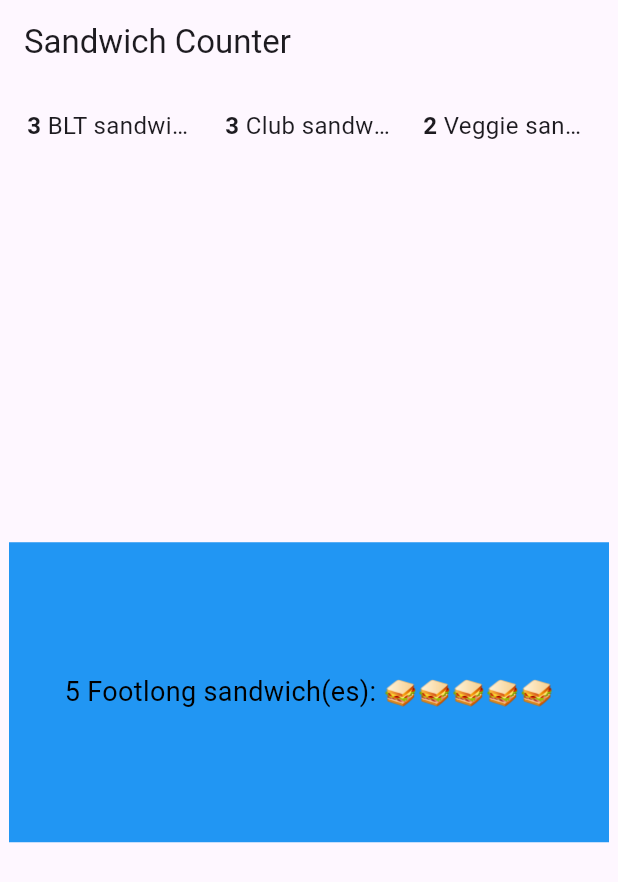
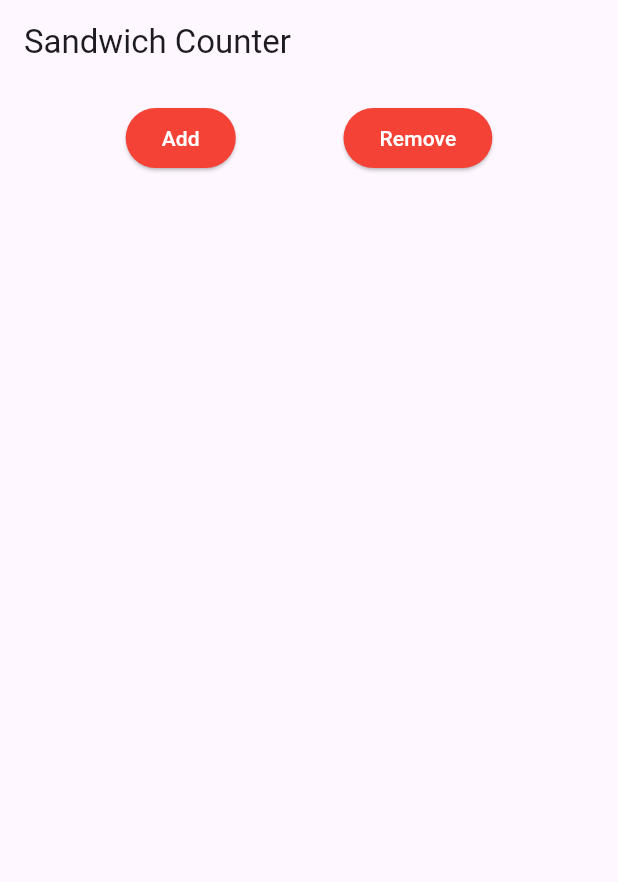
Before and after one commit to justinb14/sandwich_shop, a Flutter app: the screen it shows after launch, on a phone screen of 412 x 824 dp. Shown: the top 882 px of the screen. Run offline on Flutter 3.47's test engine with Material 3 defaults, Android fonts, the phone set to English and light mode, and no system bars.

Commit message:
Created styled buttons

```diff
--- a/lib/main.dart
+++ b/lib/main.dart
@@ -14,150 +14,50 @@ class App extends StatelessWidget {
       title: 'Sandwich Shop App',
       home: Scaffold(
         appBar: AppBar(title: const Text('Sandwich Counter')),
-        body: Column(
-          children: [
-            Padding(
-              padding: const EdgeInsets.only(top: 12.0, left: 12.0, right: 12.0),
-              child: Row(
-                mainAxisAlignment: MainAxisAlignment.spaceBetween,
-                children: const [
-                  Expanded(child: OrderCompactDisplay(3, 'BLT sandwich(es)')),
-                  SizedBox(width: 8),
-                  Expanded(child: OrderCompactDisplay(3, 'Club sandwich(es)')),
-                  SizedBox(width: 8),
-                  Expanded(child: OrderCompactDisplay(2, 'Veggie sandwich(es)')),
-                ],
+        body: Padding(
+          padding: const EdgeInsets.all(12.0),
+          child: Row(
+            mainAxisAlignment: MainAxisAlignment.spaceEvenly,
+            children: [
+              StyledButton(
+                text: 'Add',
+                onPressed: () {
+                  // Add button logic here
+                },
               ),
-            ),
-            const Expanded(
-              child: Center(
-                child: OrderItemDisplay(5, 'Footlong'),
+              StyledButton(
+                text: 'Remove',
+                onPressed: () {
+                  // Remove button logic here
+                },
               ),
-            ),
-          ],
+            ],
+          ),
         ),
       ),
     );
   }
 }
 
-class OrderItemDisplay extends StatelessWidget {
-  final String itemType;
-  final int quantity;
+class StyledButton extends StatelessWidget {
+  final String text;
+  final VoidCallback onPressed;
 
-  const OrderItemDisplay(this.quantity, this.itemType, {super.key});
+  const StyledButton({
+    required this.text,
+    required this.onPressed,
+    super.key,
+  });
 
   @override
   Widget build(BuildContext context) {
-    return Container(
-      width: 400,
-      height: 200,
-      color: Colors.blue,
-      alignment: Alignment.center,
-      child: Text(
-        '$quantity $itemType sandwich(es): ${List.filled(quantity, '🥪').join()}',
-        style: const TextStyle(color: Colors.black, fontSize: 18),
-        maxLines: 1,
-        overflow: TextOverflow.ellipsis,
+    return ElevatedButton(
+      onPressed: onPressed,
+      style: ElevatedButton.styleFrom(
+        backgroundColor: Colors.red,
+        foregroundColor: Colors.white,
       ),
+      child: Text(text),
     );
   }
 }
-
-// Compact display for top row
-class OrderCompactDisplay extends StatelessWidget {
-  final String itemType;
-  final int quantity;
-
-  const OrderCompactDisplay(this.quantity, this.itemType, {super.key});
-
-  @override
-  Widget build(BuildContext context) {
-    return Padding(
-      padding: const EdgeInsets.symmetric(horizontal: 6.0, vertical: 4.0),
-      child: Row(
-        mainAxisAlignment: MainAxisAlignment.start,
-        children: [
-          // Quantity first
-          Text(
-            '$quantity ',
-            style: const TextStyle(fontWeight: FontWeight.bold, fontSize: 16),
-          ),
-          // Sandwich name and emoji together
-          Expanded(
-            child: Text(
-              '$itemType ${List.filled(quantity, '🥪').join()}',
-              style: const TextStyle(fontSize: 16),
-              maxLines: 1,
-              overflow: TextOverflow.ellipsis,
-            ),
-          ),
-        ],
-      ),
-    );
-  }
-}
-
-// Example leftover template widgets (you can remove if not needed)
-class MyApp extends StatelessWidget {
-  const MyApp({super.key});
-
-  @override
-  Widget build(BuildContext context) {
-    return MaterialApp(
-      title: 'Sandwich Shop App',
-      theme: ThemeData(
-        colorScheme: ColorScheme.fromSeed(seedColor: Colors.green),
-      ),
-      home: const MyHomePage(title: 'My Sandwich Shop'),
-    );
-  }
-}
-
-class MyHomePage extends StatefulWidget {
-  const MyHomePage({super.key, required this.title});
-  final String title;
-
-  @override
-  State<MyHomePage> createState() => _MyHomePageState();
-}
-
-class _MyHomePageState extends State<MyHomePage> {
-  int _counter = 0;
-
-  void _incrementCounter() {
-    setState(() {
-      _counter++;
-    });
-  }
-
-  @override
-  Widget build(BuildContext context) {
-    return Scaffold(
-      appBar: AppBar(
-        backgroundColor: Theme.of(context).colorScheme.inversePrimary,
-        title: Text(widget.title),
-      ),
-      body: const Center(
-        child: Column(
-          mainAxisAlignment: MainAxisAlignment.center,
-          children: <Widget>[
-            Text(
-              'Welcome to my shop!',
-              style: TextStyle(
-                fontSize: 24,
-                color: Colors.green,
-                fontWeight: FontWeight.bold,
-              ),
-            ),
-          ],
-        ),
-      ),
-      floatingActionButton: FloatingActionButton(
-        onPressed: _incrementCounter,
-        tooltip: 'Increment',
-        child: const Icon(Icons.add),
-      ),
-    );
-  }
-}
```
